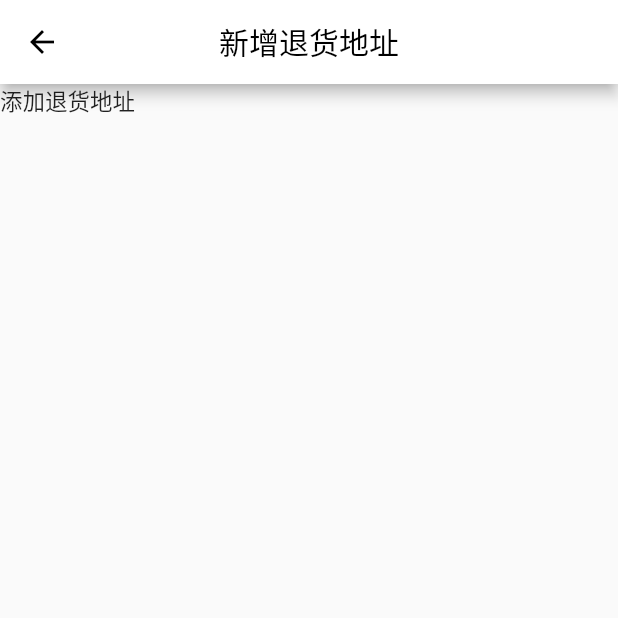
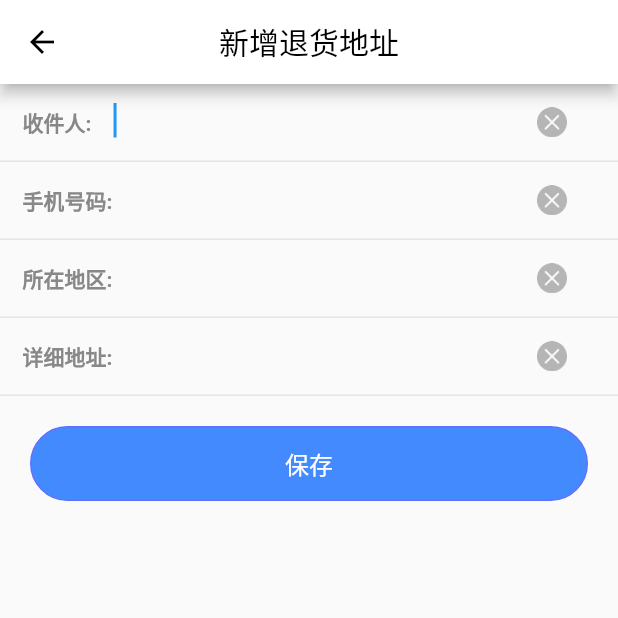
Before and after one commit to Strangerflowers/flutter, a Flutter app: the AddWithdrawAddress screen opened directly, on a phone screen of 412 x 824 dp, the top half of it. Run offline on Flutter 3.47's test engine with Material 2 defaults, Android fonts, the phone set to English and light mode, and no system bars; our stand-ins replace dio, fluro, flutter_easyrefresh, flutter_screenutil, flutter_spinkit, flutter_swiper and 4 more; missing offline and left inert: city_pickers, flustars, flutter_picker, multi_image_picker, provide, sy_flutter_qiniu_storage and 1 more; accounts and stored records are empty; network calls fail; statements that could not run were skipped.

Commit message:
feat：新增退货地址

```diff
--- a/lib/pages/personal_center/add_withdraw_address.dart
+++ b/lib/pages/personal_center/add_withdraw_address.dart
@@ -1,9 +1,15 @@
+import 'package:bid/common/log_utils.dart';
 import 'package:flutter/material.dart';
+import 'package:sprintf/sprintf.dart';
+import '../../common/log_utils.dart';
 
 class AddWithdrawAddress extends StatelessWidget {
   @override
   Widget build(BuildContext context) {
-    return Scaffold(appBar: _buildAppBar(), body: Text('添加退货地址'));
+    return Scaffold(
+      appBar: _buildAppBar(),
+      body: _buildModifyPwdTextForm(),
+    );
   }
 
   /**
@@ -23,4 +29,118 @@ class AddWithdrawAddress extends StatelessWidget {
       backgroundColor: Colors.white,
     );
   }
+
+  Widget _buildModifyPwdTextForm() {
+    final _labels = new List<String>();
+    _labels.add("收件人:");
+    _labels.add("手机号码:");
+    _labels.add("所在地区:");
+    _labels.add("详细地址:");
+    List<Widget> list = [];
+    for (String label in _labels) {
+      list.add(_buildRow(label));
+    }
+    // 确认按钮
+    list.add(_buildSubmitBtn());
+    return ListView(
+      children: list,
+    );
+  }
+
+  Widget _buildRow(String label) {
+    return new Container(
+      decoration: BoxDecoration(
+          border:
+              Border(bottom: BorderSide(width: 1, color: Color(0xffe5e5e5)))),
+      child: new Row(
+        children: [
+          new Container(
+            padding: EdgeInsets.all(15),
+            child: new Text(
+              label,
+              style: TextStyle(
+                decoration: TextDecoration.none,
+                color: Color(0xFF888888),
+                fontSize: 14,
+                fontWeight: FontWeight.bold,
+                //fontFamily: defaultFontFamily,
+              ),
+            ),
+          ),
+          new Expanded(
+            child: new Container(
+              height: 30.0,
+              decoration: BoxDecoration(
+                  //border: new Border.all(color: Colors.red),
+                  ),
+              child: TextField(
+                decoration: InputDecoration(
+                  border: InputBorder.none,
+                ),
+                //controller: controller,
+                //maxLength: 30, //最大长度，设置此项会让TextField右下角有一个输入数量的统计字符串
+                maxLines: 1, //最大行数
+                autocorrect: true, //是否自动更正
+                autofocus: true, //是否自动对焦
+                obscureText: true, //是否是密码
+                textAlign: TextAlign.left, //文本对齐方式
+                style: TextStyle(fontSize: 20.0, color: Colors.blue), //输入文本的样式
+                //inputFormatters: [WhitelistingTextInputFormatter.digitsOnly],//允许的输入格式
+                onChanged: (text) {
+                  //内容改变的回调
+                  LogUtils.d(sprintf('[%s]', [label]), 'change $text');
+                },
+                onSubmitted: (text) {
+                  //内容提交(按回车)的回调
+                  LogUtils.d(sprintf('[%s]', [label]), 'submit $text');
+                },
+                enabled: true, //是否禁用
+              ),
+            ),
+          ),
+          FlatButton(
+            onPressed: () {
+              LogUtils.d(sprintf("[%s]", [label]), "被点击了删除按钮!");
+            },
+            child: new Image.asset(
+              'images/clear.png',
+              width: 20.0,
+              height: 20.0,
+            ),
+          )
+        ],
+      ),
+    );
+  }
+
+  Widget _buildSubmitBtn() {
+    return Container(
+      //这里写800已经超出屏幕了，可以理解为match_parent
+      width: 800.0,
+      margin: new EdgeInsets.fromLTRB(10.0, 10.0, 10.0, 10.0),
+      padding: new EdgeInsets.fromLTRB(10.0, 10.0, 10.0, 10.0),
+      //类似cardview
+      child: new Container(
+        decoration: BoxDecoration(
+            border: Border.all(color: Color(0xff5f6fff), width: 1),
+            color: Colors.blueAccent,
+            borderRadius: BorderRadius.circular((30.0))),
+        child: new FlatButton(
+            disabledColor: Colors.grey,
+            disabledTextColor: Colors.black,
+            onPressed: () {
+              LogUtils.d('[确认修改按钮]', '被点击!');
+            },
+            // shape: RoundedRectangleBorder(
+            //     borderRadius: BorderRadius.all(Radius.circular(50))),
+            child: new Padding(
+              padding: new EdgeInsets.all(10.0),
+              child: new Text(
+                '保存',
+                style: new TextStyle(color: Colors.white, fontSize: 16.0),
+              ),
+            )),
+      ),
+    );
+  }
 }
```
